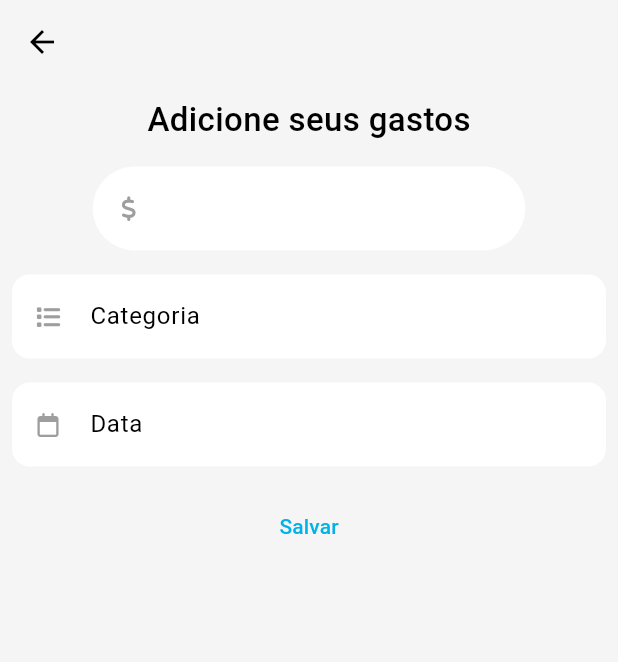
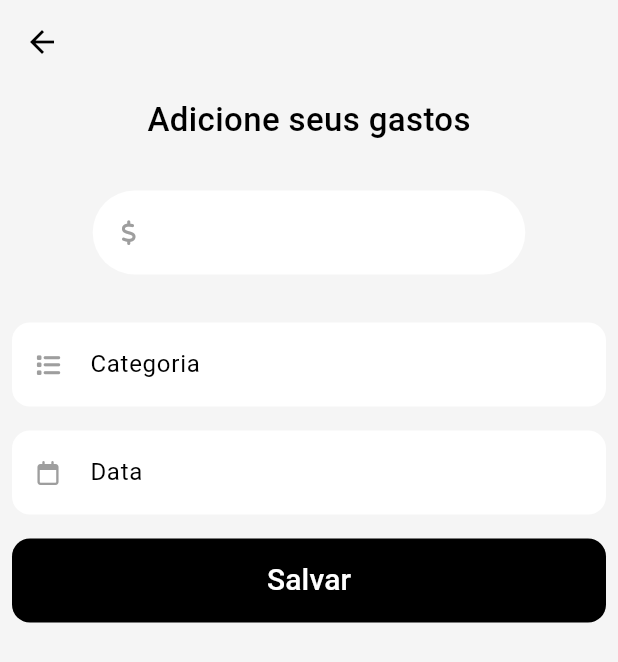
Before and after one commit to felipetaua/controle_financeiro, a Flutter app: the addNavButton screen opened directly, on a phone screen of 412 x 824 dp. Shown: the top 662 px of the screen. Run offline on Flutter 3.47's test engine with Material 3 defaults, Android fonts, the light colour scheme and no system bars; our stand-ins replace fl_chart, font_awesome_flutter.

Commit message:
ajustando espaçamento e iniciando os controles

```diff
--- a/lib/screens/add_nav/views/add_nav.dart
+++ b/lib/screens/add_nav/views/add_nav.dart
@@ -1,8 +1,17 @@
 import 'package:flutter/material.dart';
 import 'package:font_awesome_flutter/font_awesome_flutter.dart';
 
-class addNavButton extends StatelessWidget {
+class addNavButton extends StatefulWidget {
   const addNavButton({super.key});
+
+  @override
+  State<addNavButton> createState() => _addNavButtonState();
+}
+
+class _addNavButtonState extends State<addNavButton> {
+  TextEditingController gastosController = TextEditingController();
+  TextEditingController categoriaController = TextEditingController();
+  TextEditingController dataController = TextEditingController();
 
   @override
   Widget build(BuildContext context) {
@@ -23,7 +32,7 @@ class addNavButton extends StatelessWidget {
                 style: TextStyle(fontSize: 22, fontWeight: FontWeight.w500),
               ),
               const SizedBox(
-                height: 16,
+                height: 32,
               ),
               SizedBox(
                 width: MediaQuery.of(context).size.width * 0.7,
@@ -43,7 +52,7 @@ class addNavButton extends StatelessWidget {
                 ),
               ),
               const SizedBox(
-                height: 16,
+                height: 32,
               ),
               TextFormField(
                 textAlignVertical: TextAlignVertical.center,
@@ -64,11 +73,13 @@ class addNavButton extends StatelessWidget {
                 height: 16,
               ),
               TextFormField(
+                readOnly: true,
                 textAlignVertical: TextAlignVertical.center,
                 onTap: () {
                   showDatePicker(
                       context: context,
                       firstDate: DateTime.now(),
+                      initialDate: DateTime.now(),
                       lastDate: DateTime.now().add(Duration(days: 365)));
                 },
                 decoration: InputDecoration(
@@ -87,7 +98,20 @@ class addNavButton extends StatelessWidget {
               const SizedBox(
                 height: 16,
               ),
-              TextButton(onPressed: () {}, child: Text('Salvar'))
+              SizedBox(
+                width: double.infinity,
+                height: kToolbarHeight,
+                child: TextButton(
+                    onPressed: () {},
+                    style: TextButton.styleFrom(
+                        backgroundColor: Colors.black,
+                        shape: RoundedRectangleBorder(
+                            borderRadius: BorderRadius.circular(12))),
+                    child: const Text(
+                      'Salvar',
+                      style: TextStyle(fontSize: 20, color: Colors.white),
+                    )),
+              )
             ],
           ),
         ),
```
